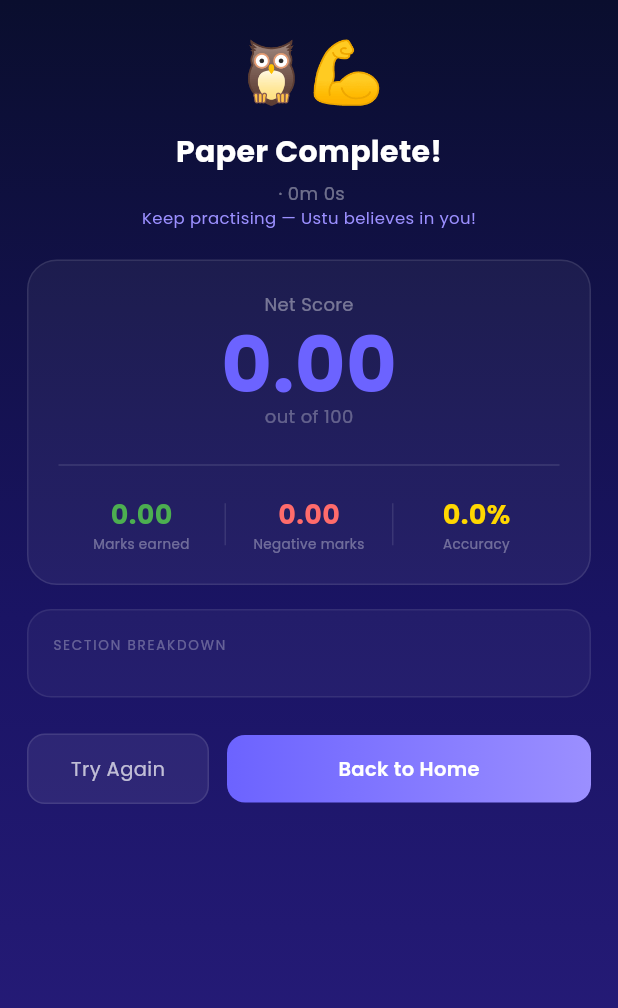
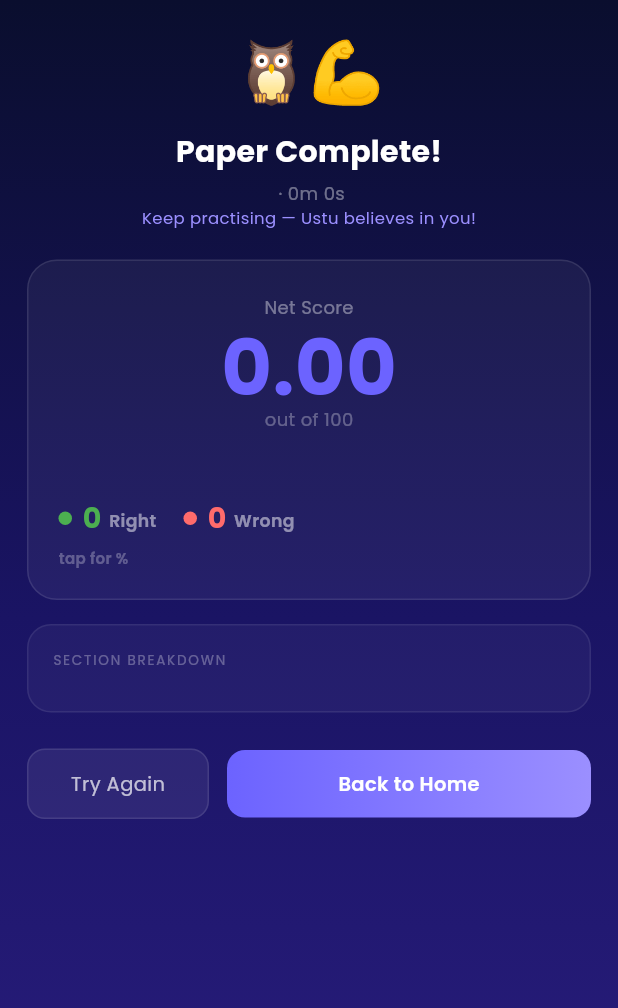
Before and after one commit to mburhankhan101-glitch/ustaad, a Flutter app: the PaperResultScreen screen opened directly with empty values, on a phone screen of 412 x 824 dp. Shown: the top 1008 px of the screen. Run offline on Flutter 3.47's test engine with Material 3 defaults, Android fonts, the phone set to English and light mode, and no system bars; our stand-ins replace audioplayers, cloud_firestore, connectivity_plus, firebase_analytics, firebase_auth, firebase_core and 12 more; accounts and stored records are empty.

Commit message:
Fix the one-way section move, and match the paper result to the quiz
Next Section did nothing on FAST, and the reason is that the provider was
right and the call was wrong. switchToSection deliberately refuses for FAST
because the real exam runs one way: once you leave a section you cannot
reopen it. advanceToNextSection is the move that exists for exactly that,
and it now sits behind a dialog saying what it costs, naming how many
questions in the current section are still blank.

The four controls move out of the question card into a footer, so the last
option has air under it instead of sitting flush against the buttons, and
the controls stay where the thumb already is through a 120-question paper.
The clock row is aligned rather than drifting against the unanswered count.

The paper result screen now speaks the quiz result screen's language: the
score counting up, then one animated strip carrying the shape of the
attempt, with the same tap to swap counts for percentages. A paper ending
in a different visual language than a quiz makes the app feel like two
apps.

Skipped stays here, unlike on a quiz. A paper really can be submitted with
questions blank, and on a negatively marked paper leaving one blank is
often the right call, so it keeps its own segment rather than being folded
into wrong. The section breakdown stays too — it is the one thing a paper
can tell a student that a quiz cannot.

_StatsRow and _StatItem are deleted with the card they served.

200 tests pass; the analyzer is clean.

Co-Authored-By: Claude Opus 5 <noreply@anthropic.com>

```diff
--- a/lib/screens/papers/paper_result_screen.dart
+++ b/lib/screens/papers/paper_result_screen.dart
@@ -14,6 +14,9 @@ class PaperResultScreen extends StatefulWidget {
 }
 
 class _PaperResultScreenState extends State<PaperResultScreen> {
+  /// Counts by default, percentages on tap — the same gesture as the
+  /// quiz result screen, so the two behave alike.
+  bool _showPercent = false;
   @override
   void initState() {
     super.initState();
@@ -249,10 +252,25 @@ class _PaperResultScreenState extends State<PaperResultScreen> {
     );
   }
 
+  /// The score, in the same language the quiz result screen now speaks.
+  ///
+  /// That screen used to show the same figures four times over — a ring,
+  /// stat cards and a duplicate bar breakdown — and was cut back to one
+  /// animated strip. A paper ending in a different visual language than a
+  /// quiz makes the app feel like two apps, so this follows it: the number,
+  /// then one bar carrying the whole shape of the attempt.
+  ///
+  /// Skipped is real here, unlike on a quiz. A paper can be submitted with
+  /// questions left blank, and on a negatively marked paper leaving one
+  /// blank is often the right call — so it gets its own segment rather than
+  /// being folded into wrong.
   Widget _buildScoreCard() {
+    final r = widget.result;
+    final total = r.totalCorrect + r.totalWrong + r.totalSkipped;
+
     return Container(
       width: double.infinity,
-      padding: const EdgeInsets.all(20),
+      padding: const EdgeInsets.fromLTRB(20, 22, 20, 20),
       decoration: BoxDecoration(
         color: Colors.white.withOpacity(0.05),
         border: Border.all(color: Colors.white.withOpacity(0.1)),
@@ -269,10 +287,16 @@ class _PaperResultScreenState extends State<PaperResultScreen> {
             ),
           ),
           const SizedBox(height: 6),
-          Text(
-            _hasNegative
-                ? widget.result.netScore.toStringAsFixed(2)
-                : widget.result.totalCorrect.toString(),
+          TweenAnimationBuilder<double>(
+            tween: Tween(begin: 0.0, end: 1.0),
+            duration: const Duration(milliseconds: 900),
+            curve: Curves.easeOutCubic,
+            builder: (context, t, _) {
+              final shown = _hasNegative
+                  ? (r.netScore * t).toStringAsFixed(2)
+                  : (r.totalCorrect * t).round().toString();
+              return Text(
+                shown,
                 style: TextStyle(
                   color: _accentColor,
                   fontSize: 52,
@@ -280,64 +304,146 @@ class _PaperResultScreenState extends State<PaperResultScreen> {
                   fontFamily: 'Poppins',
                   height: 1,
                 ),
+              );
+            },
           ),
           Text(
-            'out of ${_maxMarks.toStringAsFixed(0)}',
+            'out of ' + _maxMarks.toStringAsFixed(0),
             style: TextStyle(
               color: Colors.white.withOpacity(0.3),
               fontSize: 12,
               fontFamily: 'Poppins',
             ),
           ),
-          const SizedBox(height: 16),
-          const Divider(color: Colors.white12),
-          const SizedBox(height: 12),
-          // Stats row
-          if (_hasNegative)
-            _StatsRow(
-              items: [
-                _StatItem(
-                  label: 'Marks earned',
-                  value: widget.result.totalEarned.toStringAsFixed(2),
-                  color: const Color(0xFF4CAF50),
+          const SizedBox(height: 20),
+          GestureDetector(
+            behavior: HitTestBehavior.opaque,
+            onTap: () => setState(() => _showPercent = !_showPercent),
+            child: TweenAnimationBuilder<double>(
+              tween: Tween(begin: 0.0, end: 1.0),
+              duration: const Duration(milliseconds: 950),
+              curve: Curves.easeOutCubic,
+              builder: (context, t, _) {
+                int flex(int n) =>
+                    ((total > 0 ? n / total : 0.0) * 1000 * t).round() + 1;
+                String show(int n) {
+                  if (_showPercent) {
+                    final pct = total > 0 ? ((n / total) * 100).round() : 0;
+                    return pct.toString() + '%';
+                  }
+                  return (n * t).round().toString();
+                }
+
+                return Column(
+                  crossAxisAlignment: CrossAxisAlignment.start,
+                  children: [
+                    ClipRRect(
+                      borderRadius: BorderRadius.circular(10),
+                      child: SizedBox(
+                        height: 14,
+                        child: Row(
+                          children: [
+                            if (r.totalCorrect > 0)
+                              Expanded(
+                                flex: flex(r.totalCorrect),
+                                child:
+                                    Container(color: const Color(0xFF4CAF50)),
                               ),
-                _StatItem(
-                  label: 'Negative marks',
-                  value: widget.result.totalPenalty.toStringAsFixed(2),
-                  color: const Color(0xFFFF6B6B),
+                            if (r.totalWrong > 0)
+                              Expanded(
+                                flex: flex(r.totalWrong),
+                                child:
+                                    Container(color: const Color(0xFFFF6B6B)),
                               ),
-                _StatItem(
-                  label: 'Accuracy',
-                  value: '${widget.result.accuracyPercent.toStringAsFixed(1)}%',
-                  color: const Color(0xFFFFD700),
+                            if (r.totalSkipped > 0)
+                              Expanded(
+                                flex: flex(r.totalSkipped),
+                                child: Container(
+                                  color: Colors.white.withOpacity(0.22),
+                                ),
+                              ),
+                            if (t < 1)
+                              Expanded(
+                                flex: ((1 - t) * 1000).round() + 1,
+                                child: Container(
+                                  color: Colors.white.withOpacity(0.07),
+                                ),
                               ),
                           ],
-            )
-          else
-            _StatsRow(
-              items: [
-                _StatItem(
-                  label: 'Correct',
-                  value: '${widget.result.totalCorrect}',
-                  color: const Color(0xFF4CAF50),
                         ),
-                _StatItem(
-                  label: 'Wrong / Skipped',
-                  value:
-                      '${widget.result.totalWrong + widget.result.totalSkipped}',
-                  color: const Color(0xFFFFD700),
                       ),
-                _StatItem(
-                  label: 'Accuracy',
-                  value: '${widget.result.accuracyPercent.toStringAsFixed(1)}%',
-                  color: Colors.white,
+                    ),
+                    const SizedBox(height: 14),
+                    Wrap(
+                      spacing: 18,
+                      runSpacing: 10,
+                      children: [
+                        _tally(const Color(0xFF4CAF50), 'Right',
+                            show(r.totalCorrect)),
+                        _tally(const Color(0xFFFF6B6B), 'Wrong',
+                            show(r.totalWrong)),
+                        if (r.totalSkipped > 0)
+                          _tally(Colors.white.withOpacity(0.35), 'Left',
+                              show(r.totalSkipped)),
+                      ],
+                    ),
+                    const SizedBox(height: 10),
+                    Text(
+                      _showPercent ? 'tap for counts' : 'tap for %',
+                      style: TextStyle(
+                        fontFamily: 'Poppins',
+                        color: Colors.white.withOpacity(0.28),
+                        fontSize: 10,
+                        fontWeight: FontWeight.w600,
+                      ),
                     ),
                   ],
+                );
+              },
+            ),
           ),
         ],
       ),
     );
   }
+
+  Widget _tally(Color color, String label, String value) {
+    return Row(
+      mainAxisSize: MainAxisSize.min,
+      children: [
+        Container(
+          width: 9,
+          height: 9,
+          decoration: BoxDecoration(color: color, shape: BoxShape.circle),
+        ),
+        const SizedBox(width: 7),
+        Text(
+          value,
+          style: TextStyle(
+            fontFamily: 'Poppins',
+            color: color,
+            fontSize: 19,
+            fontWeight: FontWeight.w800,
+            height: 1,
+          ),
+        ),
+        const SizedBox(width: 5),
+        Padding(
+          padding: const EdgeInsets.only(top: 3),
+          child: Text(
+            label,
+            style: TextStyle(
+              fontFamily: 'Poppins',
+              color: Colors.white.withOpacity(0.5),
+              fontSize: 11.5,
+              fontWeight: FontWeight.w600,
+            ),
+          ),
+        ),
+      ],
+    );
+  }
+
 
   Widget _buildSectionBreakdown() {
     return Container(
@@ -477,60 +583,3 @@ class _PaperResultScreenState extends State<PaperResultScreen> {
 }
 
 // ─── Reusable stat widgets (unchanged) ─────────────────────────────────
-
-class _StatItem {
-  final String label;
-  final String value;
-  final Color color;
-  const _StatItem({
-    required this.label,
-    required this.value,
-    required this.color,
-  });
-}
-
-class _StatsRow extends StatelessWidget {
-  final List<_StatItem> items;
-  const _StatsRow({required this.items});
-
-  @override
-  Widget build(BuildContext context) {
-    return Row(
-      mainAxisAlignment: MainAxisAlignment.spaceAround,
-      children: [
-        for (int i = 0; i < items.length; i++) ...[
-          if (i > 0)
-            Container(
-              width: 1,
-              height: 28,
-              color: Colors.white.withOpacity(0.1),
-            ),
-          Expanded(
-            child: Column(
-              children: [
-                Text(
-                  items[i].value,
-                  style: TextStyle(
-                    color: items[i].color,
-                    fontSize: 18,
-                    fontWeight: FontWeight.w700,
-                    fontFamily: 'Poppins',
-                  ),
-                ),
-                Text(
-                  items[i].label,
-                  style: TextStyle(
-                    color: Colors.white.withOpacity(0.35),
-                    fontSize: 9,
-                    fontFamily: 'Poppins',
-                  ),
-                  textAlign: TextAlign.center,
-                ),
-              ],
-            ),
-          ),
-        ],
-      ],
-    );
-  }
-}
--- a/lib/screens/papers/sim/fast_sim_screen.dart
+++ b/lib/screens/papers/sim/fast_sim_screen.dart
@@ -103,12 +103,7 @@ class FastSimScreen extends ConsumerWidget {
             _header(context),
             Expanded(
               child: SingleChildScrollView(
-                padding: EdgeInsets.fromLTRB(
-                  12,
-                  12,
-                  12,
-                  24 + MediaQuery.of(context).viewPadding.bottom,
-                ),
+                padding: const EdgeInsets.fromLTRB(12, 12, 12, 20),
                 child: Column(
                   crossAxisAlignment: CrossAxisAlignment.stretch,
                   children: [
@@ -116,6 +111,16 @@ class FastSimScreen extends ConsumerWidget {
                   ],
                 ),
               ),
+            ),
+            Container(
+              color: Colors.white,
+              padding: EdgeInsets.fromLTRB(
+                12,
+                12,
+                12,
+                12 + MediaQuery.of(context).viewPadding.bottom,
+              ),
+              child: _controls(context, notifier, selected),
             ),
           ],
         ),
@@ -194,8 +199,9 @@ class FastSimScreen extends ConsumerWidget {
             ),
           ),
           Padding(
-            padding: const EdgeInsets.fromLTRB(14, 7, 14, 0),
+            padding: const EdgeInsets.fromLTRB(14, 9, 14, 0),
             child: Row(
+              crossAxisAlignment: CrossAxisAlignment.center,
               children: [
                 Text(
                   'Time Left: $_clock',
@@ -312,12 +318,9 @@ class FastSimScreen extends ConsumerWidget {
           const SizedBox(height: 8),
           for (var i = 0; i < q.options.length; i++)
             _option(i, q.options[i], selected == i, notifier),
-          const SizedBox(height: 14),
-          const Divider(height: 1, thickness: 1, color: Color(0xFFE5E8EC)),
-          Padding(
-            padding: const EdgeInsets.all(12),
-            child: _controls(context, notifier, selected),
-          ),
+          // Air under the last option. Without it the final answer sat
+          // flush against the card edge and read as cut off.
+          const SizedBox(height: 18),
         ],
       ),
     );
@@ -366,6 +369,64 @@ class FastSimScreen extends ConsumerWidget {
             ),
           ],
         ),
+      ),
+    );
+  }
+
+  /// Moving on, with a warning, because on FAST it is final.
+  ///
+  /// switchToSection deliberately refuses for FAST — the provider already
+  /// encodes the real rule, that sections run one way and a finished section
+  /// cannot be reopened. That refusal is why the button did nothing: it was
+  /// calling the free-navigation method NET uses. advanceToNextSection is
+  /// the one-way move, and a student is told what it costs before it happens.
+  void _confirmNextSection(
+    BuildContext context,
+    PaperSessionNotifier notifier,
+  ) {
+    final left = session.currentSection.questions
+        .where((q) => session.answers[q.id]?.selectedIndex == null)
+        .length;
+    showDialog<void>(
+      context: context,
+      builder: (dialogCtx) => AlertDialog(
+        backgroundColor: Colors.white,
+        title: const Text(
+          'Move to the next section?',
+          style: TextStyle(
+            color: FastSim.ink,
+            fontSize: 17,
+            fontWeight: FontWeight.w800,
+          ),
+        ),
+        content: Text(
+          left == 0
+              ? 'You cannot come back to this section afterwards, exactly as '
+                  'in the real test.'
+              : '\$left question(s) in this section are still unanswered, and '
+                  'you cannot come back to them afterwards — exactly as in '
+                  'the real test.',
+          style: const TextStyle(color: Color(0xFF4A5568), fontSize: 14),
+        ),
+        actions: [
+          TextButton(
+            onPressed: () => Navigator.pop(dialogCtx),
+            child: const Text('Stay here'),
+          ),
+          TextButton(
+            onPressed: () {
+              Navigator.pop(dialogCtx);
+              notifier.advanceToNextSection();
+            },
+            child: const Text(
+              'Move on',
+              style: TextStyle(
+                color: Color(0xFFC53030),
+                fontWeight: FontWeight.w700,
+              ),
+            ),
+          ),
+        ],
       ),
     );
   }
@@ -429,8 +490,7 @@ class FastSimScreen extends ConsumerWidget {
                 textColor: Colors.white,
                 onTap: session.currentSectionIndex <
                         session.sections.length - 1
-                    ? () => notifier
-                        .switchToSection(session.currentSectionIndex + 1)
+                    ? () => _confirmNextSection(context, notifier)
                     : null,
               ),
             ),
```
Lines whose indentation alone changed are shown as unchanged.
